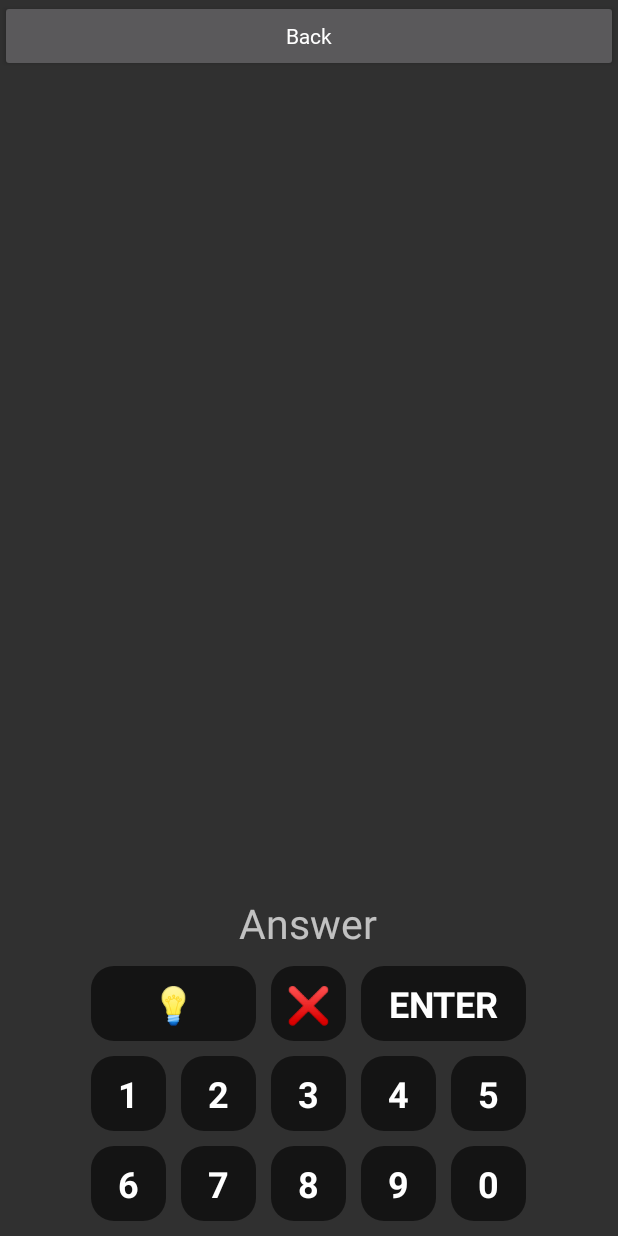
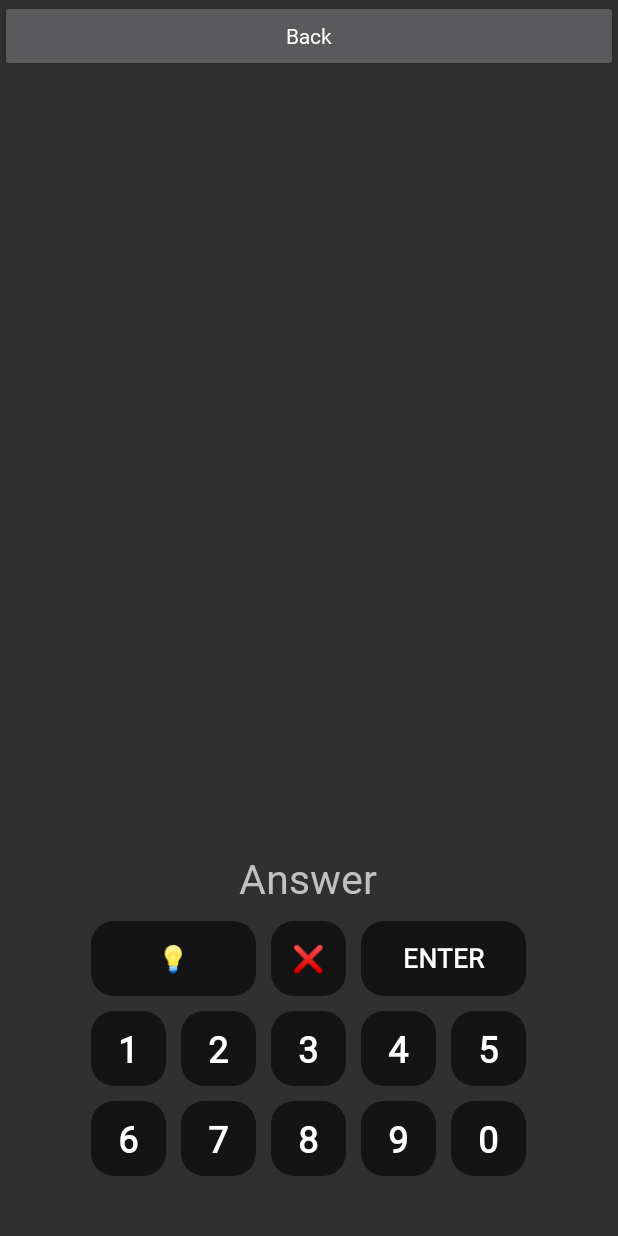
Before and after one commit to plohoicod/Doom-math, an Android app: the Level1 screen opened directly, with no data from a screen before it, on a phone screen of 412 x 824 dp. Run offline under Robolectric (Android 15) with nearby library versions, the phone set to English and light mode, and no system bars.

Commit message:
font changes

```diff
--- a/app/src/main/res/layout/universal.xml
+++ b/app/src/main/res/layout/universal.xml
@@ -47,6 +47,7 @@
                 android:layout_width="match_parent"
                 android:layout_height="wrap_content"
                 android:textSize="27dp"
+                android:fontFamily="@font/doom"
                 android:text="Answer" />
 
             <LinearLayout
@@ -64,9 +65,10 @@
                     android:layout_marginRight="10dp"
                     android:background="@drawable/btn_levels"
                     android:gravity="center"
+                    android:fontFamily="@font/doom"
                     android:text="💡"
                     android:textColor="@color/white"
-                    android:textSize="24sp"
+                    android:textSize="17sp"
                     android:textStyle="bold" />
 
                 <TextView
@@ -76,9 +78,10 @@
                     android:layout_marginRight="10dp"
                     android:background="@drawable/btn_levels"
                     android:gravity="center"
+                    android:fontFamily="@font/doom"
                     android:text="❌"
                     android:textColor="@color/white"
-                    android:textSize="24sp"
+                    android:textSize="17sp"
                     android:textStyle="bold" />
 
                 <TextView
@@ -87,9 +90,10 @@
                     android:layout_height="50dp"
                     android:background="@drawable/btn_levels"
                     android:gravity="center"
+                    android:fontFamily="@font/doom"
                     android:text="ENTER"
                     android:textColor="@color/white"
-                    android:textSize="24sp"
+                    android:textSize="17sp"
                     android:textStyle="bold" />
 
             </LinearLayout>
@@ -109,6 +113,7 @@
                     android:layout_marginRight="10dp"
                     android:background="@drawable/btn_levels"
                     android:gravity="center"
+                    android:fontFamily="@font/doom"
                     android:text="1"
                     android:textColor="@color/white"
                     android:textSize="24sp"
@@ -121,6 +126,7 @@
                     android:layout_marginRight="10dp"
                     android:background="@drawable/btn_levels"
                     android:gravity="center"
+                    android:fontFamily="@font/doom"
                     android:text="2"
                     android:textColor="@color/white"
                     android:textSize="24sp"
@@ -133,6 +139,7 @@
                     android:layout_marginRight="10dp"
                     android:background="@drawable/btn_levels"
                     android:gravity="center"
+                    android:fontFamily="@font/doom"
                     android:text="3"
                     android:textColor="@color/white"
                     android:textSize="24sp"
@@ -145,6 +152,7 @@
                     android:layout_marginRight="10dp"
                     android:background="@drawable/btn_levels"
                     android:gravity="center"
+                    android:fontFamily="@font/doom"
                     android:text="4"
                     android:textColor="@color/white"
                     android:textSize="24sp"
@@ -156,6 +164,7 @@
                     android:layout_height="50dp"
                     android:background="@drawable/btn_levels"
                     android:gravity="center"
+                    android:fontFamily="@font/doom"
                     android:text="5"
                     android:textColor="@color/white"
                     android:textSize="24sp"
@@ -169,7 +178,8 @@
                 android:layout_height="match_parent"
                 android:gravity="bottom|center"
                 android:orientation="horizontal"
-                android:layout_marginTop="10dp">
+                android:layout_marginTop="10dp"
+                android:layout_marginBottom="30dp">
 
                 <TextView
                     android:id="@+id/textView6"
@@ -178,6 +188,7 @@
                     android:layout_marginRight="10dp"
                     android:background="@drawable/btn_levels"
                     android:gravity="center"
+                    android:fontFamily="@font/doom"
                     android:text="6"
                     android:textColor="@color/white"
                     android:textSize="24sp"
@@ -190,6 +201,7 @@
                     android:layout_marginRight="10dp"
                     android:background="@drawable/btn_levels"
                     android:gravity="center"
+                    android:fontFamily="@font/doom"
                     android:text="7"
                     android:textColor="@color/white"
                     android:textSize="24sp"
@@ -202,6 +214,7 @@
                     android:layout_marginRight="10dp"
                     android:background="@drawable/btn_levels"
                     android:gravity="center"
+                    android:fontFamily="@font/doom"
                     android:text="8"
                     android:textColor="@color/white"
                     android:textSize="24sp"
@@ -214,6 +227,7 @@
                     android:layout_marginRight="10dp"
                     android:background="@drawable/btn_levels"
                     android:gravity="center"
+                    android:fontFamily="@font/doom"
                     android:text="9"
                     android:textColor="@color/white"
                     android:textSize="24sp"
@@ -225,6 +239,7 @@
                     android:layout_height="50dp"
                     android:background="@drawable/btn_levels"
                     android:gravity="center"
+                    android:fontFamily="@font/doom"
                     android:text="0"
                     android:textColor="@color/white"
                     android:textSize="24sp"
```
